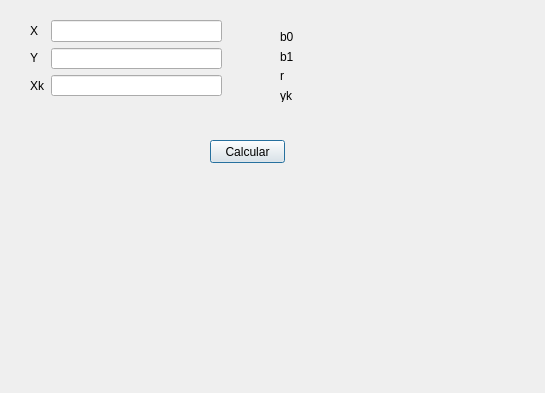
Before: the Qt Designer form simpson/load_ventana_ejercicios.ui in montsan1657-ux/lilianaMontserrat, drawn with Qt 5.
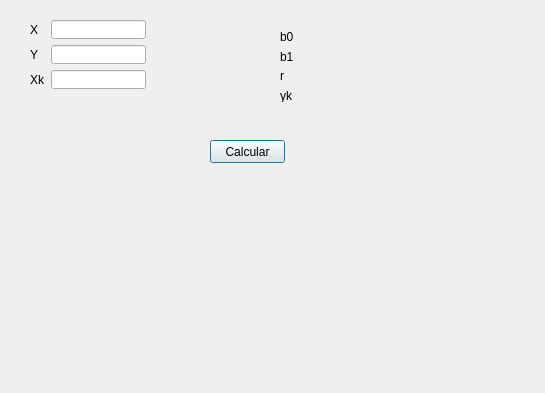
After: the same form once the commit is applied.

Patch:
```diff
--- a/simpson/load_ventana_ejercicios.ui
+++ b/simpson/load_ventana_ejercicios.ui
@@ -26,13 +26,13 @@
     <string>Calcular</string>
    </property>
   </widget>
-  <widget class="QWidget" name="">
+  <widget class="QWidget" name="layoutWidget">
    <property name="geometry">
     <rect>
      <x>30</x>
      <y>20</y>
-     <width>192</width>
-     <height>76</height>
+     <width>116</width>
+     <height>69</height>
     </rect>
    </property>
    <layout class="QHBoxLayout" name="horizontalLayout">
@@ -76,12 +76,12 @@
     </item>
    </layout>
   </widget>
-  <widget class="QWidget" name="">
+  <widget class="QWidget" name="layoutWidget">
    <property name="geometry">
     <rect>
      <x>280</x>
      <y>30</y>
-     <width>49</width>
+     <width>111</width>
      <height>72</height>
     </rect>
    </property>
```
